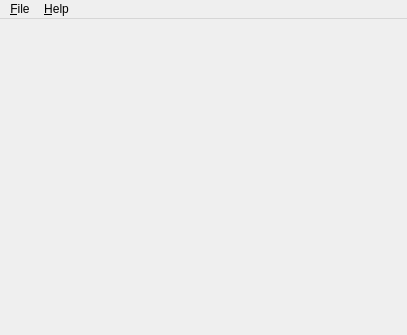
Above: src/trunk/ui/ui_MainWindow.ui from rexMingla/my-renamer before the change. Below: the same form after it.
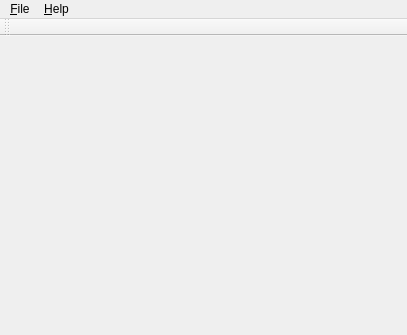
That is the form after the change.

What changed in the file:
```diff
--- a/src/trunk/ui/ui_MainWindow.ui
+++ b/src/trunk/ui/ui_MainWindow.ui
@@ -46,6 +46,17 @@
    <addaction name="menuFile"/>
    <addaction name="menuHelp"/>
   </widget>
+  <widget class="QToolBar" name="actionToolBar">
+   <property name="windowTitle">
+    <string>Tool Bar</string>
+   </property>
+   <attribute name="toolBarArea">
+    <enum>TopToolBarArea</enum>
+   </attribute>
+   <attribute name="toolBarBreak">
+    <bool>false</bool>
+   </attribute>
+  </widget>
   <action name="actionTest">
    <property name="text">
     <string>test</string>
```
Left out of the diff: 6 changed lines with no effect on the pictures.
